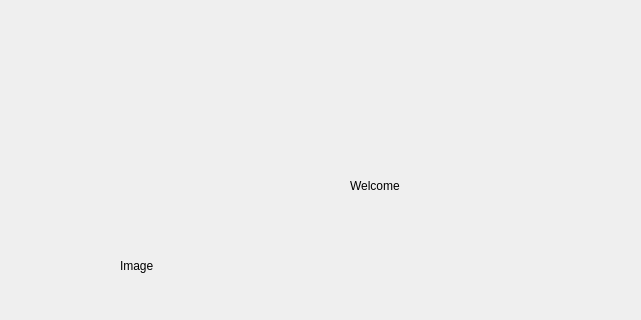
The window that welcomewindow.ui (NadineGad/CinemaProjNadineAndMaria) describes before a commit, drawn with Qt 5; both pictures show x 0 to 641 and y 0 to 320 of the 797 by 603 pixel window.
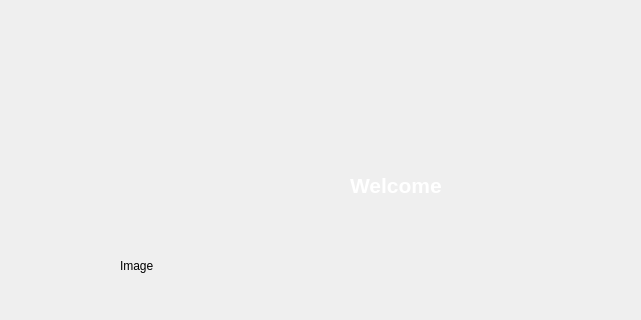
The same window after the commit.

Patch:
```diff
--- a/welcomewindow.ui
+++ b/welcomewindow.ui
@@ -18,7 +18,7 @@
     <rect>
      <x>50</x>
      <y>50</y>
-     <width>63</width>
+     <width>341</width>
      <height>20</height>
     </rect>
    </property>
@@ -36,7 +36,7 @@
     </rect>
    </property>
    <property name="text">
-    <string>Welcome</string>
+    <string>&lt;html&gt;&lt;head/&gt;&lt;body&gt;&lt;p&gt;&lt;span style=&quot; font-size:16pt; font-weight:700; color:#ffffff;&quot;&gt;Welcome&lt;/span&gt;&lt;/p&gt;&lt;/body&gt;&lt;/html&gt;</string>
    </property>
   </widget>
   <widget class="QLabel" name="labelWelcomePic">
```
Left out of the diff: 4 changed lines with no effect on the pictures.
